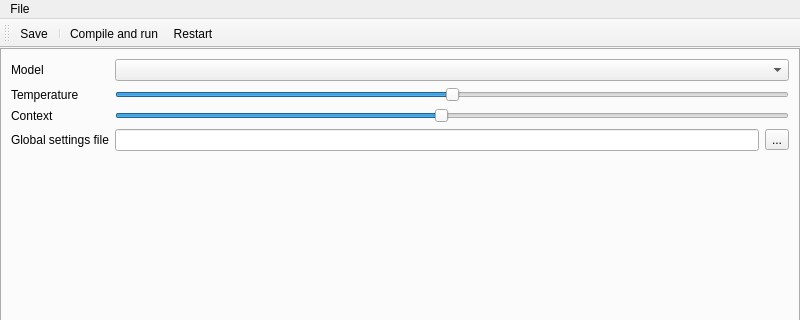
Before: the Qt Designer form llama_stories.ui in almien1/OllamaStories, drawn with Qt 5; both pictures show x 0 to 800 and y 0 to 320 of the 800 by 483 pixel window.
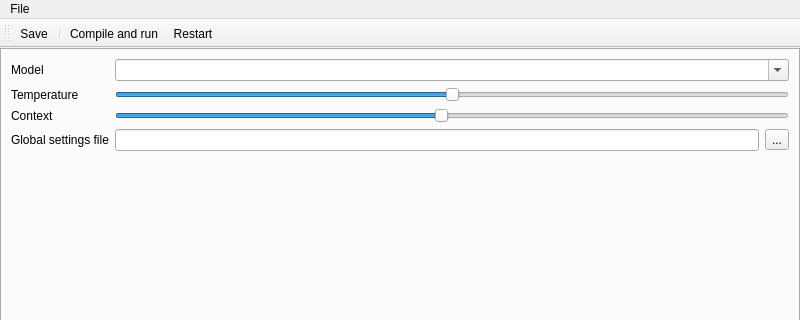
After: the same form once the commit is applied. The open tabs and pages were chosen to show the change. Icons and pictures are not drawn.

```diff
--- a/llama_stories.ui
+++ b/llama_stories.ui
@@ -158,7 +158,11 @@
            </layout>
           </item>
           <item row="0" column="1">
-           <widget class="QComboBox" name="cmbModel"/>
+           <widget class="QComboBox" name="cmbModel">
+            <property name="editable">
+             <bool>true</bool>
+            </property>
+           </widget>
           </item>
           <item row="2" column="1">
            <widget class="QSlider" name="slideContext">
```
